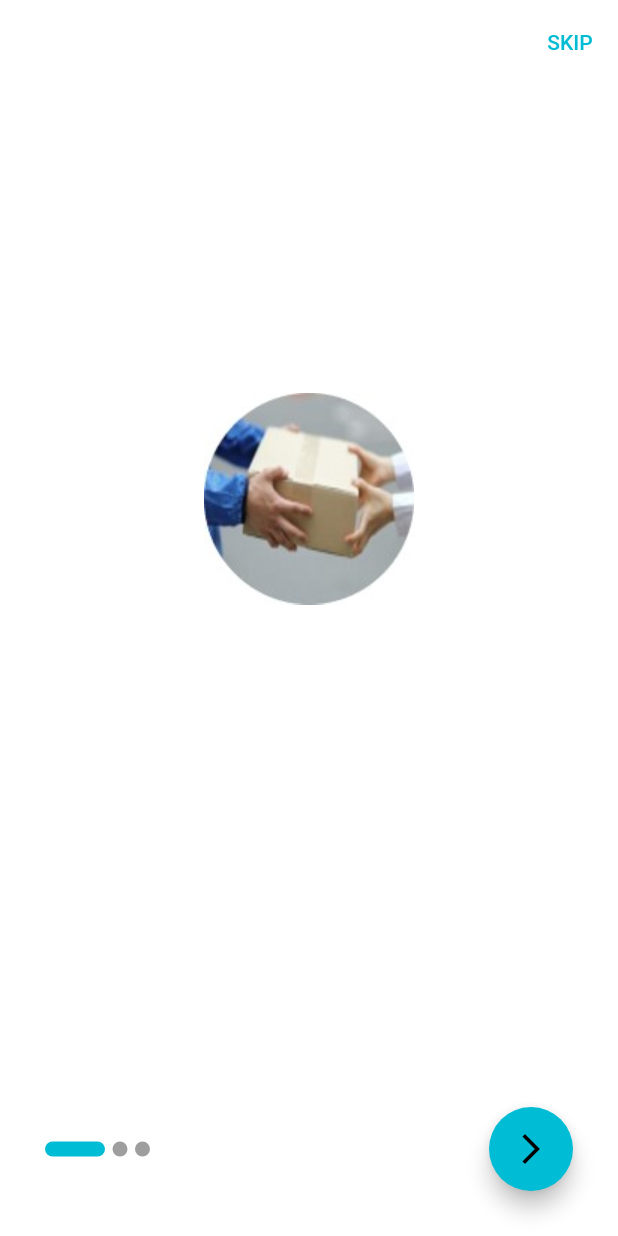
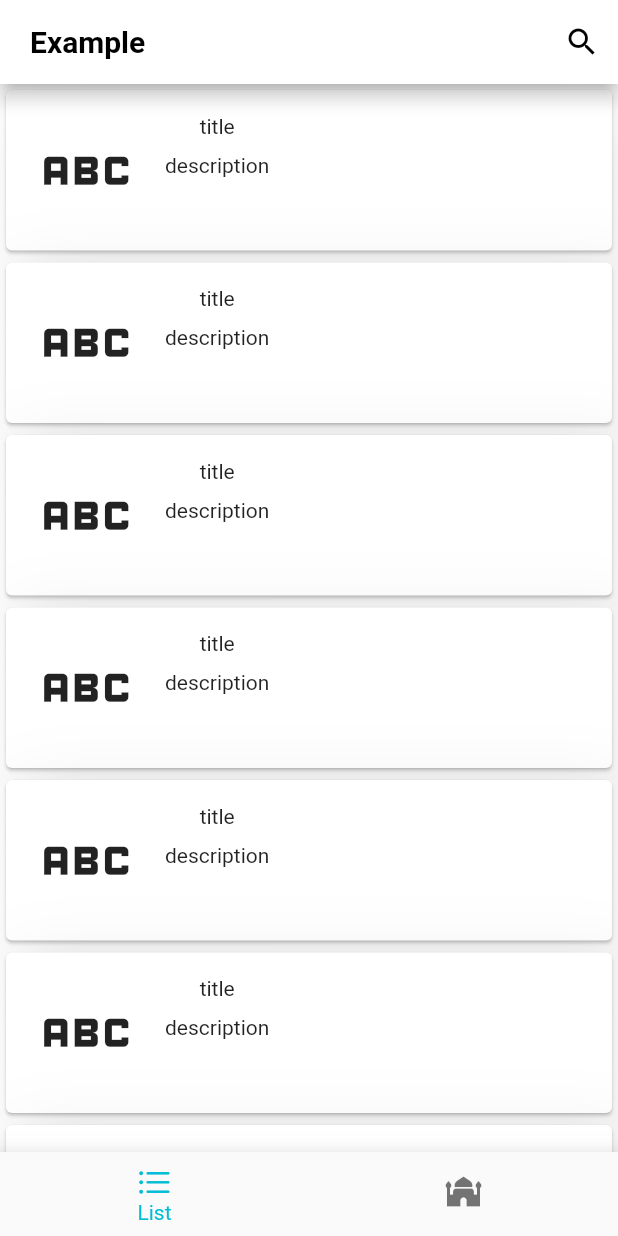
Before and after one commit to SamirAtef/dawaey, a Flutter app: the screen it shows after launch, on a phone screen of 412 x 824 dp. Run offline on Flutter 3.47's test engine with Material 2 defaults, Android fonts, the phone set to English and light mode, and no system bars; drawn by our look-alikes of easy_search_bar, smooth_page_indicator; our stand-ins replace conditional_builder_null_safety, dio, flutter_bloc, fluttertoast, hexcolor, shared_preferences and 1 more; accounts and stored records are empty.

Commit message:
adding user ui

```diff
--- a/lib/main.dart
+++ b/lib/main.dart
@@ -1,5 +1,6 @@
 import 'package:dawaey/cubit_shop/cubit.dart';
 import 'package:dawaey/modules/on_boarding/on_boarding_screen.dart';
+import 'package:dawaey/modules/user_home/user_home.dart';
 import 'package:dawaey/shared/components/constans.dart';
 import 'package:dawaey/shared/cubit/bloc_observer.dart';
 import 'package:dawaey/shared/cubit_app/cubit.dart';
@@ -33,7 +34,7 @@ Future<void> main() async {
   // }
 
   runApp(MyApp(
-    startWidget: OnBoardingScreen(),
+    startWidget: UserHome(),
     isDark: isDark,
   ));
 }
--- /dev/null
+++ b/lib/modules/user_home/medicine_list.dart
@@ -0,0 +1,43 @@
+import 'package:flutter/material.dart';
+import 'package:flutter/widgets.dart';
+
+class MedicineList extends StatelessWidget {
+  @override
+  Widget build(BuildContext context) {
+    // TODO: implement build
+    return Container(
+      decoration: BoxDecoration(boxShadow: [
+        BoxShadow(
+            blurRadius: 40,
+            color: Colors.grey.withOpacity(0.2),
+            spreadRadius: 0,
+            offset: Offset(10, 10))
+      ]),
+      child: Card(
+        child: Padding(
+          padding: const EdgeInsets.symmetric(horizontal: 16, vertical: 16),
+          child: Row(
+            mainAxisAlignment: MainAxisAlignment.start,
+            crossAxisAlignment: CrossAxisAlignment.start,
+            children: [
+              Icon(
+                Icons.abc,
+                size: 75,
+              ),
+              SizedBox(width: 15),
+              Column(
+                children: [
+                  Text("title"),
+                  SizedBox(
+                    height: 10,
+                  ),
+                  Text('description')
+                ],
+              )
+            ],
+          ),
+        ),
+      ),
+    );
+  }
+}
--- /dev/null
+++ b/lib/modules/user_home/medicine_list_tab.dart
@@ -0,0 +1,28 @@
+import 'package:dawaey/modules/user_home/medicine_list.dart';
+import 'package:easy_search_bar/easy_search_bar.dart';
+import 'package:flutter/material.dart';
+import 'package:flutter/widgets.dart';
+
+class MedicineListTab extends StatefulWidget {
+  @override
+  State<MedicineListTab> createState() => _MedicineListTabState();
+}
+
+class _MedicineListTabState extends State<MedicineListTab> {
+  @override
+  Widget build(BuildContext context) {
+    // TODO: implement build
+    String searchValue = "";
+    return Scaffold(
+      appBar: EasySearchBar(
+          title: Text('Example'),
+          searchHintText: "search hint",
+          onSearch: (value) => setState(() => searchValue = value)),
+      body: ListView.builder(
+        itemBuilder: (context, index) {
+          return MedicineList();
+        },
+      ),
+    );
+  }
+}
--- /dev/null
+++ b/lib/modules/user_home/user_home.dart
@@ -0,0 +1,48 @@
+import 'package:dawaey/modules/Search/search_screen.dart';
+import 'package:dawaey/modules/user_home/appbar_search.dart';
+import 'package:dawaey/modules/user_home/medicine_list.dart';
+import 'package:dawaey/modules/user_home/medicine_list_tab.dart';
+import 'package:easy_search_bar/easy_search_bar.dart';
+import 'package:flutter/cupertino.dart';
+import 'package:flutter/cupertino.dart';
+import 'package:flutter/material.dart';
+
+class UserHome extends StatefulWidget {
+  @override
+  State<UserHome> createState() => _UserHomeState();
+}
+
+class _UserHomeState extends State<UserHome> {
+  var selectedIndex = 0;
+  @override
+  Widget build(BuildContext context) {
+    // TODO: implement build
+
+    return Scaffold(
+      body: tabs[selectedIndex],
+      bottomNavigationBar: BottomAppBar(
+        child: BottomNavigationBar(
+          onTap: (index) {
+            setState(() {
+              selectedIndex = index;
+            });
+          },
+          currentIndex: selectedIndex,
+          showSelectedLabels: true,
+          showUnselectedLabels: false,
+          items: [
+            BottomNavigationBarItem(
+                icon: Icon(CupertinoIcons.list_bullet), label: "List"),
+            BottomNavigationBarItem(
+                icon: Icon(
+                  Icons.mosque,
+                ),
+                label: 'Charity'),
+          ],
+        ),
+      ),
+    );
+  }
+
+  var tabs = [MedicineListTab(), SearchPage()];
+}
--- a/pubspec.yaml
+++ b/pubspec.yaml
@@ -19,7 +19,7 @@ publish_to: 'none' # Remove this line if you wish to publish to pub.dev
 version: 1.0.0+1
 
 environment:
-  sdk: '>=2.19.4 <3.0.0'
+  sdk: '>=2.19.2 <3.0.0'
 
 # Dependencies specify other packages that your package needs in order to work.
 # To automatically upgrade your package dependencies to the latest versions
@@ -48,6 +48,7 @@ dependencies:
   fluttertoast: ^8.1.1
   carousel_slider: ^4.1.1
   cached_network_image: ^3.2.2
+  easy_search_bar: ^2.5.0
 
 dev_dependencies:
   flutter_test:
```
Also changed, not shown: lib/modules/Search/search_screen.dart (added, +36 -0 lines), lib/modules/custom_widget/customcard.dart (added, +35 -0 lines), lib/modules/medicine_details/details_screen.dart (added, +44 -0 lines), lib/modules/user_home/appbar_search.dart (added, +34 -0 lines), pubspec.lock, 2 other files.
